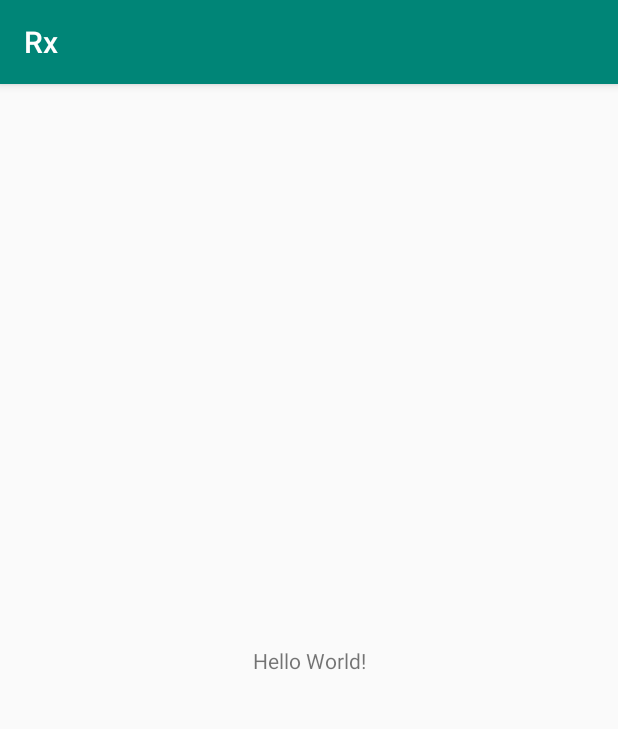
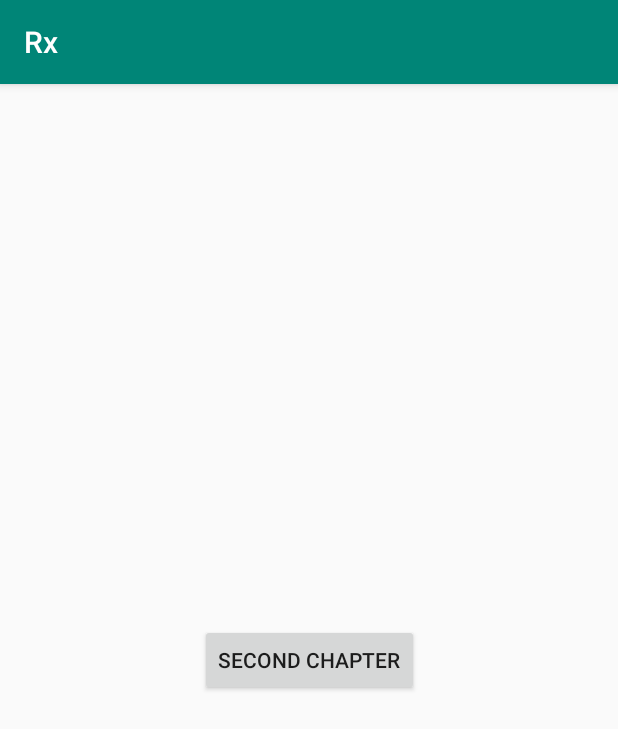
Before and after one commit to kustraslawomir/Rx, an Android app: the screen it shows after launch (MainActivity), on a phone screen of 412 x 824 dp. Shown: the top 729 px of the screen. Run offline under Robolectric (Android 15) with nearby library versions, the phone set to English and light mode, and no system bars.

Commit message:
second chapter screen

```diff
--- a/app/build.gradle
+++ b/app/build.gradle
@@ -24,7 +24,7 @@ android {
 
 dependencies {
     implementation fileTree(dir: 'libs', include: ['*.jar'])
-    implementation"org.jetbrains.kotlin:kotlin-stdlib-jdk7:$kotlin_version"
+    implementation "org.jetbrains.kotlin:kotlin-stdlib-jdk7:$kotlin_version"
     implementation 'com.android.support:appcompat-v7:28.0.0'
     implementation 'com.android.support.constraint:constraint-layout:1.1.3'
     testImplementation 'junit:junit:4.12'
--- a/app/src/main/AndroidManifest.xml
+++ b/app/src/main/AndroidManifest.xml
@@ -9,6 +9,8 @@
             android:roundIcon="@mipmap/ic_launcher_round"
             android:supportsRtl="true"
             android:theme="@style/AppTheme">
+        <activity android:name=".SecondChapter">
+        </activity>
         <activity android:name=".MainActivity">
             <intent-filter>
                 <action android:name="android.intent.action.MAIN"/>
--- a/app/src/main/java/slawomir/kustra/rx/MainActivity.kt
+++ b/app/src/main/java/slawomir/kustra/rx/MainActivity.kt
@@ -2,16 +2,21 @@ package slawomir.kustra.rx
 
 import android.os.Bundle
 import android.support.v7.app.AppCompatActivity
+import kotlinx.android.synthetic.main.activity_main.*
+
 
 class MainActivity : AppCompatActivity() {
 
     override fun onCreate(savedInstanceState: Bundle?) {
         super.onCreate(savedInstanceState)
         setContentView(R.layout.activity_main)
+        secondChapter.setOnClickListener { startScreen(SecondChapter()) }
+
     }
 
     override fun onDestroy() {
         super.onDestroy()
     }
 
+
 }
--- a/app/src/main/res/layout/activity_main.xml
+++ b/app/src/main/res/layout/activity_main.xml
@@ -7,10 +7,11 @@
         android:layout_height="match_parent"
         tools:context=".MainActivity">
 
-    <TextView
+    <Button
+            android:id="@+id/secondChapter"
             android:layout_width="wrap_content"
             android:layout_height="wrap_content"
-            android:text="Hello World!"
+            android:text="Second Chapter"
             app:layout_constraintBottom_toBottomOf="parent"
             app:layout_constraintLeft_toLeftOf="parent"
             app:layout_constraintRight_toRightOf="parent"
```
Also changed, not shown: app/src/main/java/slawomir/kustra/rx/Extensions.kt (added, +9 -0 lines), app/src/main/java/slawomir/kustra/rx/SecondChapter.kt (added, +12 -0 lines), app/src/main/res/layout/activity_second_chapter.xml (added, +10 -0 lines).
